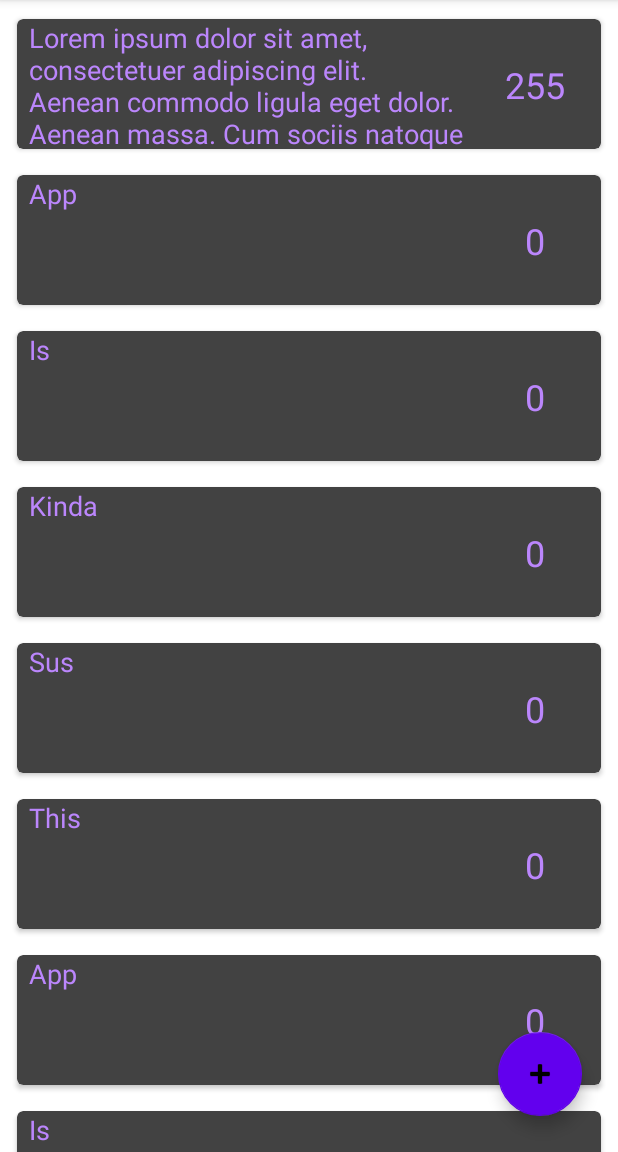
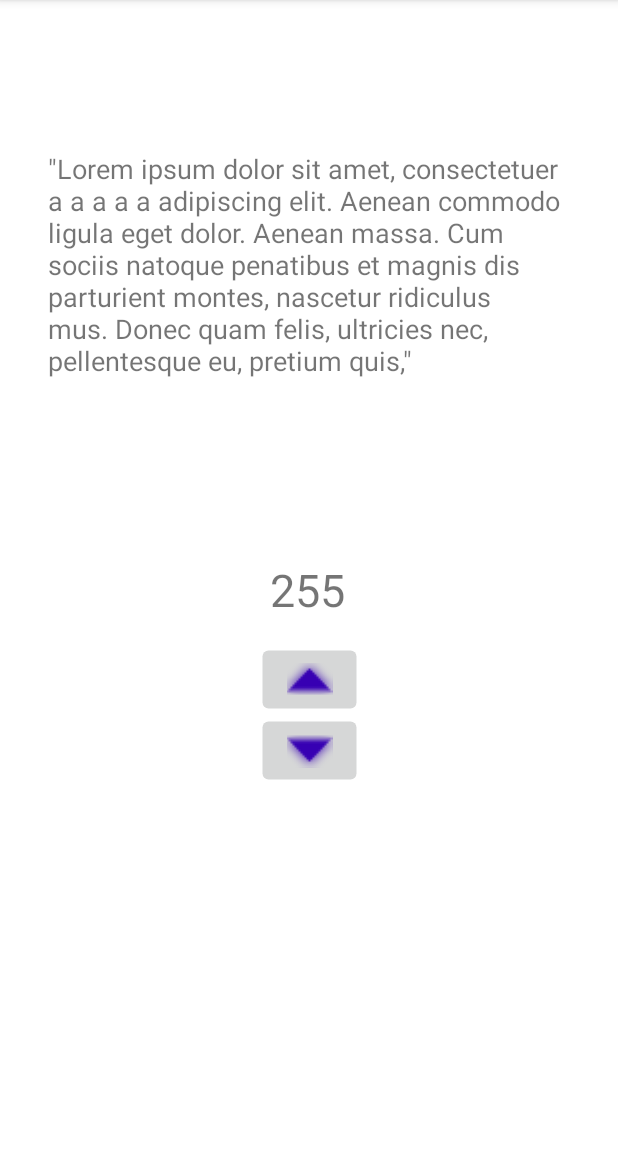
Before and after one commit to MarkErgusNicholl/Yourpinions, an Android app: the screen it shows after launch (MainActivity), after a tap on "255", on a phone screen of 412 x 824 dp, the part 84-1236 px from its top. Run offline under Robolectric (Android 15) with nearby library versions, the phone set to English and light mode, and no system bars; our stand-ins replace Firebase (no records; nobody signed in at launch, a user with empty details on screens opened directly).

Commit message:
Added simple fragment for expanded view of a Yourpinion

```diff
--- a/app/src/main/java/com/example/yourpinions/MainActivity.kt
+++ b/app/src/main/java/com/example/yourpinions/MainActivity.kt
@@ -2,11 +2,14 @@ package com.example.yourpinions
 
 import androidx.appcompat.app.AppCompatActivity
 import android.os.Bundle
-import androidx.recyclerview.widget.LinearLayoutManager
+import androidx.core.os.bundleOf
+import androidx.fragment.app.Fragment
 import com.example.yourpinions.repository.YourpinionRepository
 import com.example.yourpinions.ui.main.MainFragment
+import com.example.yourpinions.ui.main.ViewYourpinionFragment
+import com.example.yourpinions.ui.main.YourpinionClickListener
 
-class MainActivity : AppCompatActivity() {
+class MainActivity : AppCompatActivity(), YourpinionClickListener {
     private val repo = YourpinionRepository()
 
     override fun onCreate(savedInstanceState: Bundle?) {
@@ -18,4 +21,17 @@ class MainActivity : AppCompatActivity() {
                     .commitNow()
         }
     }
+
+    override fun onClick(yourpinionID: Int, opinion: String, voteCount: String) {
+        val viewYourpinionFragment : Fragment = ViewYourpinionFragment.newInstance()
+        val args = Bundle()
+        args.putInt("uid", yourpinionID)
+        args.putString("opinion", opinion)
+        args.putString("voteCount", voteCount)
+        viewYourpinionFragment.arguments = args
+        supportFragmentManager.beginTransaction()
+            .replace(R.id.container, viewYourpinionFragment)
+            .addToBackStack("")
+            .commit()
+    }
 }
--- a/app/src/main/java/com/example/yourpinions/ui/main/MainFragment.kt
+++ b/app/src/main/java/com/example/yourpinions/ui/main/MainFragment.kt
@@ -29,7 +29,7 @@ class MainFragment : Fragment() {
 
     override fun onCreateView(inflater: LayoutInflater, container: ViewGroup?,
                               savedInstanceState: Bundle?): View {
-        dummyYourpinionList.add(Yourpinion("Lorem ipsum dolor sit amet, consectetuer adipiscing elit. Aenean commodo ligula eget dolor. Aenean massa. Cum sociis natoque penatibus et magnis dis parturient montes, nascetur ridiculus mus. Donec quam felis, ultricies nec, pellentesque eu, pretium quis,", 255))
+        dummyYourpinionList.add(Yourpinion("Lorem ipsum dolor sit amet, consectetuer a a a a a adipiscing elit. Aenean commodo ligula eget dolor. Aenean massa. Cum sociis natoque penatibus et magnis dis parturient montes, nascetur ridiculus mus. Donec quam felis, ultricies nec, pellentesque eu, pretium quis,", 255))
         dummyYourpinionList.add(Yourpinion("App"))
         dummyYourpinionList.add(Yourpinion("Is"))
         dummyYourpinionList.add(Yourpinion("Kinda"))
@@ -98,7 +98,7 @@ class MainFragment : Fragment() {
 
     private fun setupRecyclerView() {
         linearLayoutManager = LinearLayoutManager(activity)
-        adapter = YourpinionRecyclerViewAdapter(dummyYourpinionList)
+        adapter = YourpinionRecyclerViewAdapter(dummyYourpinionList, activity as (YourpinionClickListener))
         recyclerView.adapter = adapter
         recyclerView.layoutManager = linearLayoutManager
     }
--- /dev/null
+++ b/app/src/main/java/com/example/yourpinions/ui/main/ViewYourpinionFragment.kt
@@ -0,0 +1,58 @@
+package com.example.yourpinions.ui.main
+
+import androidx.lifecycle.ViewModelProvider
+import android.os.Bundle
+import androidx.fragment.app.Fragment
+import android.view.LayoutInflater
+import android.view.View
+import android.view.ViewGroup
+import android.widget.TextView
+import com.example.yourpinions.R
+
+class ViewYourpinionFragment : Fragment() {
+
+    companion object {
+        fun newInstance() = ViewYourpinionFragment()
+    }
+
+    private lateinit var viewModel: ViewYourpinionViewModel
+    private lateinit var fullYourpinion: TextView
+    private lateinit var voteCount: TextView
+    private lateinit var yourpinion: String
+    private lateinit var votes: String
+
+    override fun onCreateView(
+        inflater: LayoutInflater, container: ViewGroup?,
+        savedInstanceState: Bundle?
+    ): View? {
+        return inflater.inflate(R.layout.view_yourpinion_fragment, container, false)
+    }
+
+    override fun onViewCreated(view: View, savedInstanceState: Bundle?) {
+        super.onViewCreated(view, savedInstanceState)
+        fullYourpinion = view.findViewById(R.id.fullYourpinion)
+        voteCount = view.findViewById(R.id.expandedYourpinionRating)
+        loadArguments()
+        fillValues()
+    }
+
+    override fun onActivityCreated(savedInstanceState: Bundle?) {
+        super.onActivityCreated(savedInstanceState)
+        viewModel = ViewModelProvider(this).get(ViewYourpinionViewModel::class.java)
+        // TODO: Use the ViewModel
+    }
+
+    private fun fillValues() {
+        fullYourpinion.text = yourpinion
+        voteCount.text = votes
+    }
+
+    private fun loadArguments() {
+        arguments?.let {
+            votes = it.getString("voteCount")!!
+            yourpinion = "\"" + it.getString("opinion")!! + "\""
+
+        }
+    }
+
+}
--- /dev/null
+++ b/app/src/main/java/com/example/yourpinions/ui/main/ViewYourpinionViewModel.kt
@@ -0,0 +1,7 @@
+package com.example.yourpinions.ui.main
+
+import androidx.lifecycle.ViewModel
+
+class ViewYourpinionViewModel : ViewModel() {
+    // TODO: Implement the ViewModel
+}
--- /dev/null
+++ b/app/src/main/java/com/example/yourpinions/ui/main/YourpinionClickListener.kt
@@ -0,0 +1,5 @@
+package com.example.yourpinions.ui.main
+
+interface YourpinionClickListener {
+    fun onClick(yourpinionID : Int, opinion: String, voteCount: String)
+}
--- a/app/src/main/java/com/example/yourpinions/ui/main/YourpinionRecyclerViewAdapter.kt
+++ b/app/src/main/java/com/example/yourpinions/ui/main/YourpinionRecyclerViewAdapter.kt
@@ -1,5 +1,6 @@
 package com.example.yourpinions.ui.main
 
+import android.app.Activity
 import android.app.LauncherActivity
 import android.util.Log
 import android.view.LayoutInflater
@@ -7,18 +8,21 @@ import android.view.View
 import android.view.ViewGroup
 import android.widget.TextView
 import androidx.recyclerview.widget.RecyclerView
+import com.example.yourpinions.MainActivity
 import com.example.yourpinions.R
 import com.example.yourpinions.data.Yourpinion
 import com.example.yourpinions.inflate
 
-class YourpinionRecyclerViewAdapter(private val yourpinionsList: ArrayList<Yourpinion>)
+class YourpinionRecyclerViewAdapter(private val yourpinionsList: ArrayList<Yourpinion>, private val clickListener: YourpinionClickListener)
     : RecyclerView.Adapter<YourpinionRecyclerViewAdapter.YourpinionHolder>() {
 
-    class YourpinionHolder(v: View) : RecyclerView.ViewHolder(v), View.OnClickListener {
+    class YourpinionHolder(v: View, clickListener: YourpinionClickListener) : RecyclerView.ViewHolder(v), View.OnClickListener {
         private var view: View = v
         private var yourpinion: Yourpinion? = null
-        var opinion: TextView
-        var voteCount: TextView
+        private var opinion: TextView
+        private var voteCount: TextView
+        private val clickListener: YourpinionClickListener = clickListener
+
 
         init {
             v.setOnClickListener(this)
@@ -27,6 +31,7 @@ class YourpinionRecyclerViewAdapter(private val yourpinionsList: ArrayList<Yourp
         }
 
         override fun onClick(v: View) {
+            clickListener.onClick(12345, yourpinion!!.opinion, yourpinion!!.vote_count.toString())
             Log.d("RecyclerView", "CLICK!")
         }
 
@@ -47,7 +52,7 @@ class YourpinionRecyclerViewAdapter(private val yourpinionsList: ArrayList<Yourp
         viewType: Int
     ): YourpinionHolder {
         val inflatedView = parent.inflate(R.layout.recyclerview_yourpinion_item, false)
-        return YourpinionHolder(inflatedView)
+        return YourpinionHolder(inflatedView, clickListener)
     }
 
     override fun onBindViewHolder(holder: YourpinionHolder, position: Int) {
--- /dev/null
+++ b/app/src/main/res/layout/view_yourpinion_fragment.xml
@@ -0,0 +1,63 @@
+<?xml version="1.0" encoding="utf-8"?>
+<FrameLayout xmlns:android="http://schemas.android.com/apk/res/android"
+    xmlns:app="http://schemas.android.com/apk/res-auto"
+    xmlns:tools="http://schemas.android.com/tools"
+    android:layout_width="match_parent"
+    android:layout_height="match_parent"
+    tools:context=".ui.main.ViewYourpinionFragment">
+
+    <androidx.constraintlayout.widget.ConstraintLayout
+        android:layout_width="match_parent"
+        android:layout_height="match_parent">
+
+        <TextView
+            android:id="@+id/fullYourpinion"
+            android:layout_width="0dp"
+            android:layout_height="wrap_content"
+            android:layout_marginStart="32dp"
+            android:layout_marginTop="100dp"
+            android:layout_marginEnd="32dp"
+            android:textSize="18sp"
+            app:layout_constraintEnd_toEndOf="parent"
+            app:layout_constraintStart_toStartOf="parent"
+            app:layout_constraintTop_toTopOf="parent" />
+
+        <ImageButton
+            android:id="@+id/downvote"
+            android:layout_width="wrap_content"
+            android:layout_height="wrap_content"
+            android:layout_marginTop="16dp"
+            android:scaleX="2"
+            android:scaleY="2"
+            android:src="@android:drawable/arrow_down_float"
+            android:tint="@color/purple_700"
+            app:layout_constraintEnd_toEndOf="parent"
+            app:layout_constraintStart_toStartOf="parent"
+            app:layout_constraintTop_toBottomOf="@+id/upvote" />
+
+        <ImageButton
+            android:id="@+id/upvote"
+            android:layout_width="wrap_content"
+            android:layout_height="wrap_content"
+            android:layout_marginTop="24dp"
+            android:scaleX="2"
+            android:scaleY="2"
+            android:src="@android:drawable/arrow_up_float"
+            android:tint="@color/purple_700"
+            app:layout_constraintEnd_toEndOf="parent"
+            app:layout_constraintStart_toStartOf="parent"
+            app:layout_constraintTop_toBottomOf="@+id/expandedYourpinionRating" />
+
+        <TextView
+            android:id="@+id/expandedYourpinionRating"
+            android:layout_width="wrap_content"
+            android:layout_height="wrap_content"
+            android:layout_marginTop="120dp"
+            android:textSize="30sp"
+            app:layout_constraintEnd_toEndOf="parent"
+            app:layout_constraintHorizontal_bias="0.498"
+            app:layout_constraintStart_toStartOf="parent"
+            app:layout_constraintTop_toBottomOf="@+id/fullYourpinion" />
+
+    </androidx.constraintlayout.widget.ConstraintLayout>
+</FrameLayout>
```
